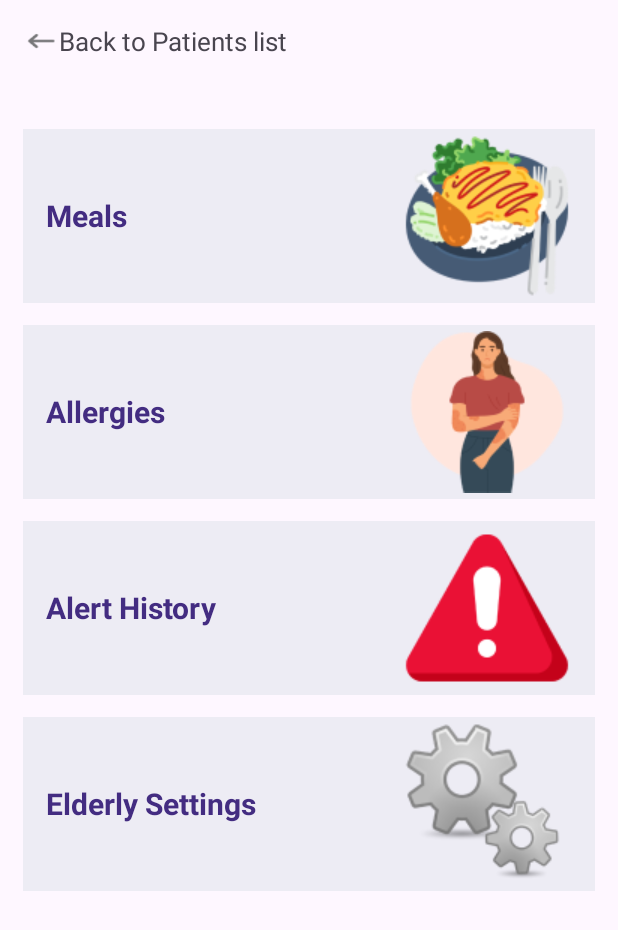
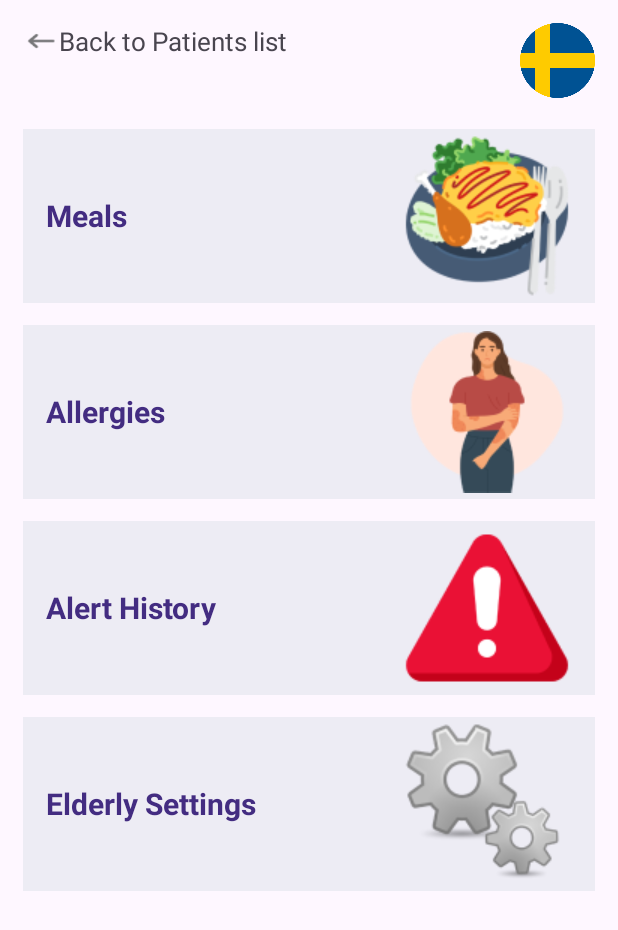
Before and after one commit to azullstrom/eldercare-app, an Android app: the CaregiverElderlyOverviewActivity screen opened directly, with no data from a screen before it, on a phone screen of 412 x 824 dp. Shown: the top 930 px of the screen. Run offline under Robolectric (Android 15) with nearby library versions, the phone set to English and light mode, and no system bars.

Commit message:
Fixed translation logic (languageManager class) and add flags on CaregiverElderlyOverviewActivity

```diff
--- a/app/src/main/java/com/example/eldercare/CaregiverElderlyOverviewActivity.java
+++ b/app/src/main/java/com/example/eldercare/CaregiverElderlyOverviewActivity.java
@@ -27,16 +27,17 @@ public class CaregiverElderlyOverviewActivity extends AppCompatActivity {
         elderlyName  = getIntent().getStringExtra("elderlyName");
         dateOfBirth  = getIntent().getStringExtra("elderlyYear");
 
-        // Get language clickable img references
-        //image views for the language switcher
+
+        ////////// image views for the language switcher //////////
         ImageView englishLang = findViewById(R.id.englishLang);
         ImageView swedishLang = findViewById(R.id.swedishLang);
 
-        // Set languageSwitcher visibility
+        ////////// Set languageSwitcher visibility //////////
         String currentLanguage = LanguageManager.getLanguage(this);
+        englishLang.setVisibility(currentLanguage.equals("sv") ? View.VISIBLE : View.GONE);
+        swedishLang.setVisibility(currentLanguage.equals("en") ? View.VISIBLE : View.GONE);
 
-        englishLang.setVisibility(currentLanguage.equals("en-IN") ? View.VISIBLE : View.GONE);
-        swedishLang.setVisibility(currentLanguage.equals("sv-SE") ? View.VISIBLE : View.GONE);
+
 
         // Set Elderly name in the layout
         patientNameTextView.setText(elderlyName);
@@ -93,12 +94,13 @@ public class CaregiverElderlyOverviewActivity extends AppCompatActivity {
 
     }
 
-    // Change lang to the selected lang then refresh
+    ////////// Change lang to the selected lang then refresh //////////
     public void changeLanguageToEnglish(View view) {
-        LanguageManager.setLanguage(this, "en-IN");
+        LanguageManager.setLanguage(this, "en");
         recreate();
     }
 
+    ////////// Change the app's locale to Swedish //////////
     public void changeLanguageToSwedish(View view) {
         LanguageManager.setLanguage(this, "sv");
         recreate();
--- a/app/src/main/res/layout/activity_caregiver_elderly_overview.xml
+++ b/app/src/main/res/layout/activity_caregiver_elderly_overview.xml
@@ -63,7 +63,6 @@
             android:layout_marginBottom="7sp"
             >
             <TextView
-                android:id="@+id/helloTest"
                 android:layout_height="wrap_content"
                 android:layout_width="0dp"
                 android:text="@string/meals"
```
Also changed, not shown: app/src/main/java/com/example/eldercare/LanguageManager.java (+6 -9 lines).
